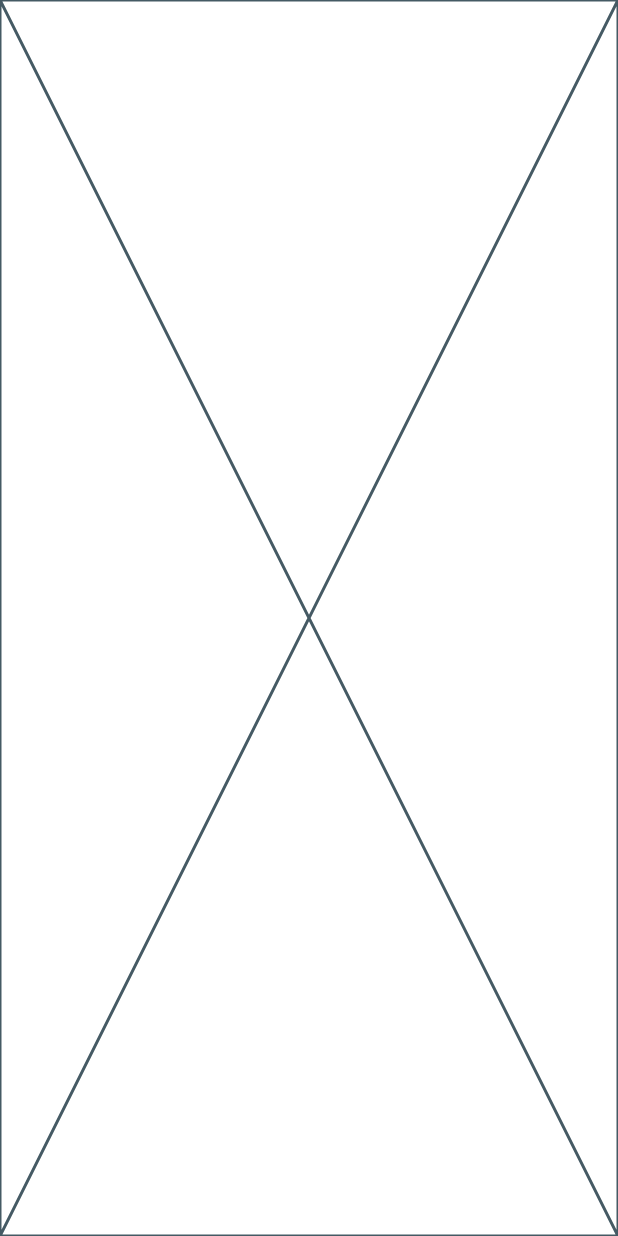
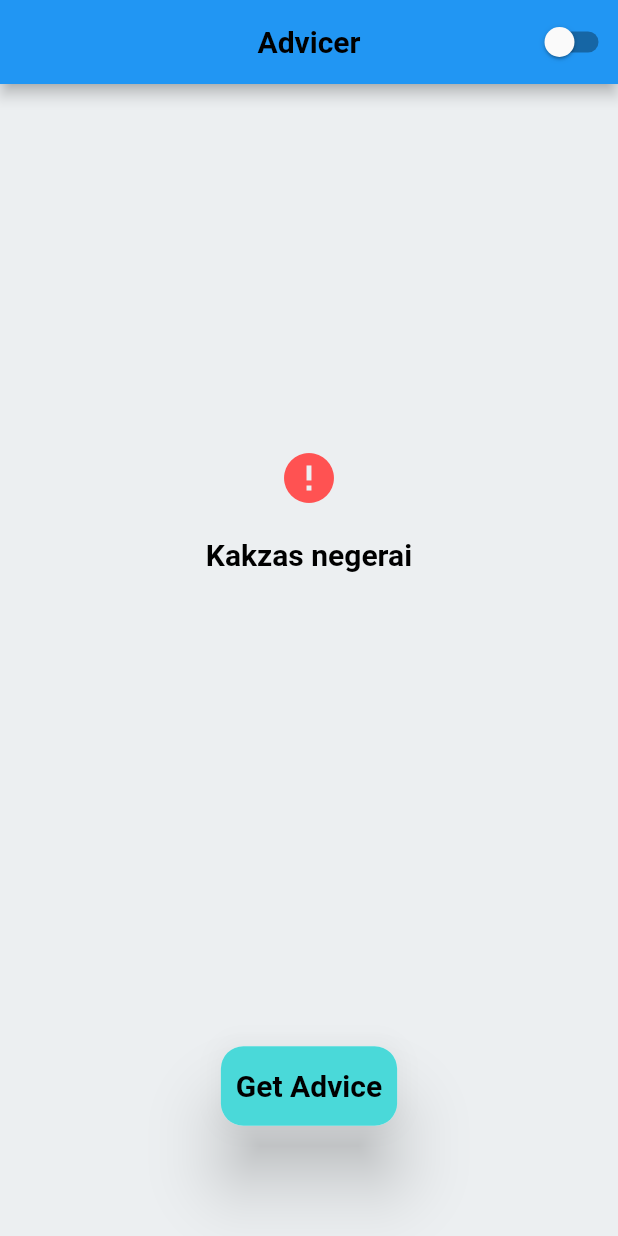
Before and after one commit to TadasPaulauskas/advicer-smart-api, a Flutter app: the screen it shows after launch, on a phone screen of 412 x 824 dp. Run offline on Flutter 3.47's test engine with Material 2 defaults, Android fonts, the phone set to English and light mode, and no system bars; Roboto replaces fonts that are missing (Rubik).

Commit message:
Created Advice UI

```diff
--- /dev/null
+++ b/lib/application/pages/advice/advice_page.dart
@@ -0,0 +1,58 @@
+import 'package:advicer_smart_api/application/core/services/theme_service.dart';
+import 'package:advicer_smart_api/application/pages/advice/widgets/advice_field.dart';
+import 'package:advicer_smart_api/application/pages/advice/widgets/custom_button.dart';
+import 'package:advicer_smart_api/application/pages/advice/widgets/error_message.dart';
+import 'package:flutter/material.dart';
+import 'package:provider/provider.dart';
+
+class AdvicerPage extends StatelessWidget {
+  const AdvicerPage({super.key});
+
+  @override
+  Widget build(BuildContext context) {
+    final themeData = Theme.of(context);
+    return Scaffold(
+      appBar: AppBar(
+        title: Text(
+          'Advicer',
+          style: themeData.textTheme.displayLarge,
+        ),
+        centerTitle: true,
+        actions: [
+          Switch(
+              value: Provider.of<ThemeService>(context).isDarkModeOn,
+              onChanged: (_) {
+                Provider.of<ThemeService>(context, listen: false).toggleTheme();
+              })
+        ],
+      ),
+      body: Padding(
+        padding: const EdgeInsets.symmetric(horizontal: 50),
+        child: Column(
+          mainAxisAlignment: MainAxisAlignment.center,
+          children: const [
+            Expanded(
+              child: Center(
+                child: ErrorMessage(messge: 'Kakzas negerai'),
+                // AdviceField(advice: 'Hello'),
+                // CircularProgressIndicator(
+                //   color: themeData.colorScheme.secondary,
+                // ),
+                // Text(
+                //   'Your Advice is waiting for You!',
+                //   style: themeData.textTheme.displayLarge,
+                // ),
+              ),
+            ),
+            SizedBox(
+              height: 200,
+              child: Center(
+                child: CustomButton(),
+              ),
+            ),
+          ],
+        ),
+      ),
+    );
+  }
+}
--- /dev/null
+++ b/lib/application/pages/advice/widgets/advice_field.dart
@@ -0,0 +1,30 @@
+import 'package:flutter/material.dart';
+
+class AdviceField extends StatelessWidget {
+  final String advice;
+
+  const AdviceField({super.key, required this.advice});
+
+  @override
+  Widget build(BuildContext context) {
+    final themeData = Theme.of(context);
+    return Material(
+      elevation: 20,
+      borderRadius: BorderRadius.circular(15),
+      child: Container(
+        decoration: BoxDecoration(
+          borderRadius: BorderRadius.circular(15),
+          color: themeData.colorScheme.onPrimary,
+        ),
+        child: Padding(
+          padding: const EdgeInsets.symmetric(horizontal: 15, vertical: 20),
+          child: Text(
+            '''" $advice "''',
+            style: themeData.textTheme.bodyLarge,
+            textAlign: TextAlign.center,
+          ),
+        ),
+      ),
+    );
+  }
+}
--- /dev/null
+++ b/lib/application/pages/advice/widgets/custom_button.dart
@@ -0,0 +1,35 @@
+import 'package:flutter/material.dart';
+
+class CustomButton extends StatelessWidget {
+  const CustomButton({super.key});
+
+  @override
+  Widget build(BuildContext context) {
+    final themeData = Theme.of(context);
+    return InkResponse(
+      onTap: () {
+        print('Add Advice pressed...');
+      },
+      child: Material(
+        elevation: 20,
+        borderRadius: BorderRadius.circular(15),
+        child: Container(
+          decoration: BoxDecoration(
+            borderRadius: BorderRadius.circular(15),
+            color: themeData.colorScheme.secondary,
+          ),
+          child: Padding(
+            padding: const EdgeInsets.symmetric(
+              horizontal: 10,
+              vertical: 15,
+            ),
+            child: Text(
+              'Get Advice',
+              style: themeData.textTheme.displayLarge,
+            ),
+          ),
+        ),
+      ),
+    );
+  }
+}
--- /dev/null
+++ b/lib/application/pages/advice/widgets/error_message.dart
@@ -0,0 +1,29 @@
+import 'package:flutter/material.dart';
+
+class ErrorMessage extends StatelessWidget {
+  final String messge;
+  const ErrorMessage({super.key, required this.messge});
+
+  @override
+  Widget build(BuildContext context) {
+    final themeData = Theme.of(context);
+    return Column(
+      mainAxisAlignment: MainAxisAlignment.center,
+      children: [
+        const Icon(
+          Icons.error,
+          size: 40,
+          color: Colors.redAccent,
+        ),
+        const SizedBox(
+          height: 20,
+        ),
+        Text(
+          messge,
+          style: themeData.textTheme.displayLarge,
+          textAlign: TextAlign.center,
+        ),
+      ],
+    );
+  }
+}
--- a/lib/main.dart
+++ b/lib/main.dart
@@ -1,3 +1,4 @@
+import 'package:advicer_smart_api/application/pages/advice/advice_page.dart';
 import 'package:advicer_smart_api/theme.dart';
 import 'package:flutter/material.dart';
 import 'package:provider/provider.dart';
@@ -25,7 +26,7 @@ class MyApp extends StatelessWidget {
               themeService.isDarkModeOn ? ThemeMode.dark : ThemeMode.light,
           theme: AppTheme.lightTheme,
           darkTheme: AppTheme.darkTheme,
-          home: const Placeholder(),
+          home: const AdvicerPage(),
         );
       },
     );
--- a/lib/theme.dart
+++ b/lib/theme.dart
@@ -39,8 +39,10 @@ class AppTheme {
       fontSize: 16);
 
   static const TextTheme _lightTextTheme = TextTheme(
-    headline1: _lightHeadingText,
-    bodyText1: _lightBodyText,
+    // headline1
+    displayLarge: _lightHeadingText,
+    // bodytext1
+    bodyLarge: _lightBodyText,
   );
 
   // *****************
@@ -53,8 +55,10 @@ class AppTheme {
       _lightBodyText.copyWith(color: _darkTextColorPrimary);
 
   static final TextTheme _darkTextTheme = TextTheme(
-    headline1: _darkThemeHeadingTextStyle,
-    bodyText1: _darkThemeBodyeTextStyle,
+    // headline1
+    displayLarge: _darkThemeHeadingTextStyle,
+    // bodytext1
+    bodyLarge: _darkThemeBodyeTextStyle,
   );
 
   // *****************
```
